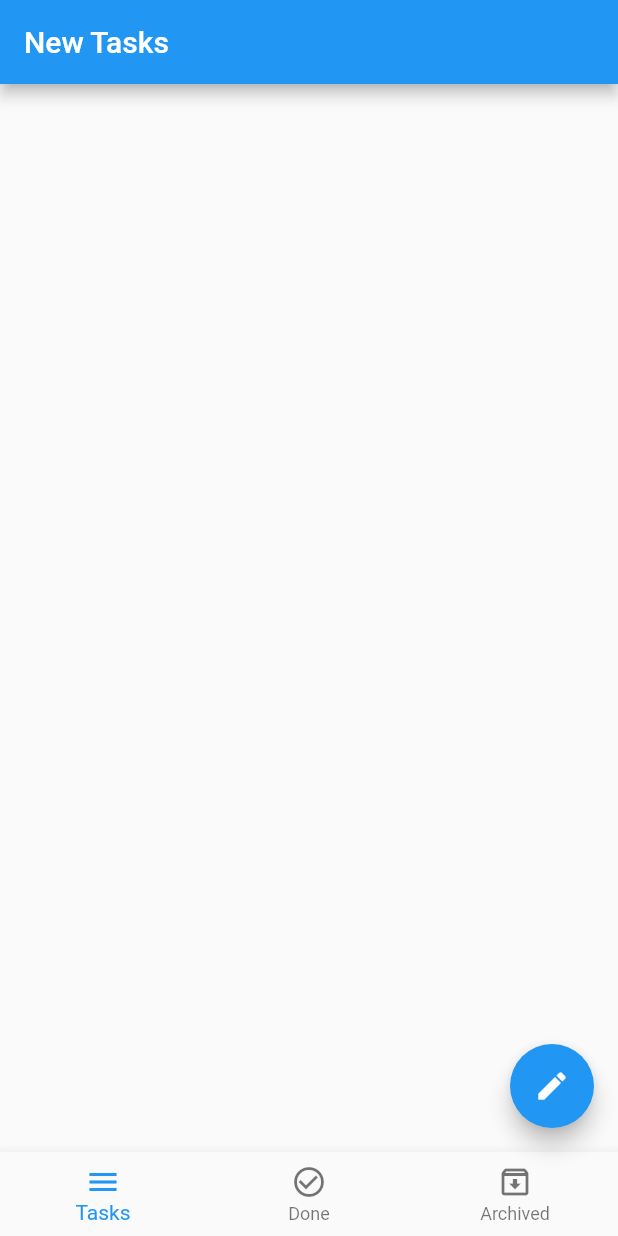
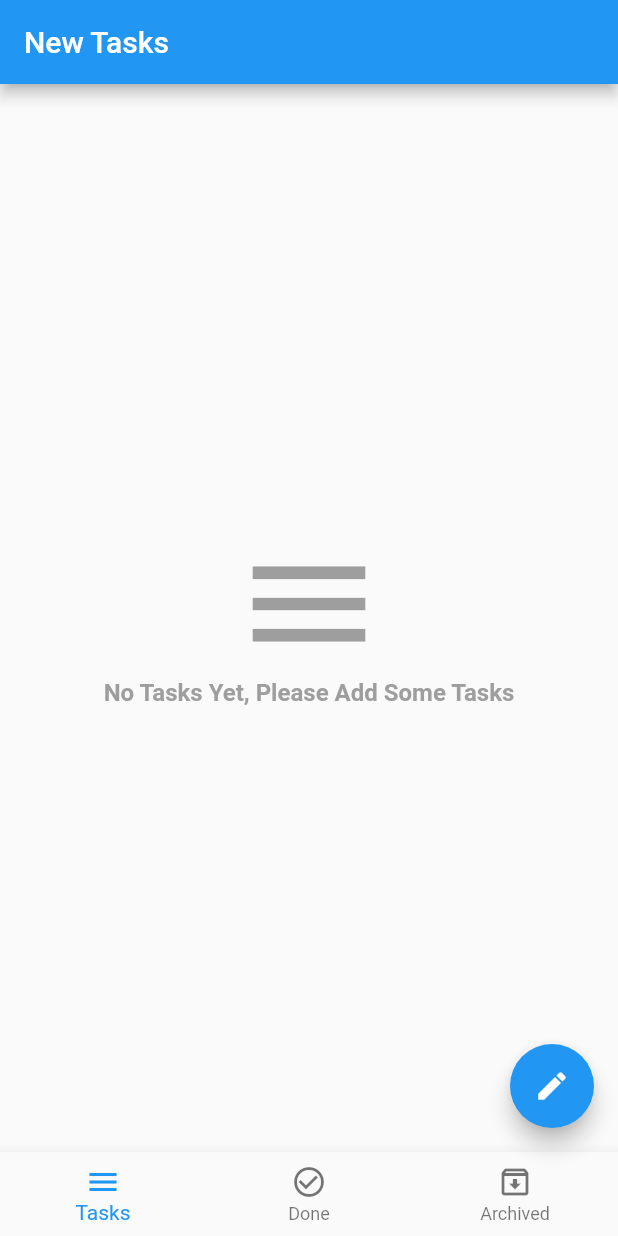
Before and after one commit to MoatazZewin/todo_app, a Flutter app: the screen it shows after launch, on a phone screen of 412 x 824 dp. Run offline on Flutter 3.47's test engine with Material 2 defaults, Android fonts, the phone set to English and light mode, and no system bars; our stand-ins replace bloc, flutter_bloc, sqflite; accounts and stored records are empty.

Commit message:
delete from database and get the new database to show

```diff
--- a/lib/modules/archived_tasks_screen/archived_tasks_screen.dart
+++ b/lib/modules/archived_tasks_screen/archived_tasks_screen.dart
@@ -15,19 +15,9 @@ class ArchivedTasksScreen extends StatelessWidget {
       BlocConsumer<TodoCubit, TodoStates>(
         listener:(BuildContext context, state){} ,
         builder: (BuildContext context, state){
-          return ListView.separated(
-              itemBuilder: (context, index )=> defaultListItem(TodoCubit.get(context).databaseArchivedTasks[index],context),
-              separatorBuilder: (context, index ) => Padding(
-                padding: const EdgeInsetsDirectional.only(
-                  start: 30.0,
-                ),
-                child: Container(
-                  width: double.infinity,
-                  height: 1.0,
-                  color: Colors.grey,
-                ),
-              ),
-              itemCount: TodoCubit.get(context).databaseArchivedTasks.length);
+          var tasks = TodoCubit.get(context).databaseArchivedTasks;
+          return taskBuilder(tasks: tasks);
+
 
         },
 
--- a/lib/modules/new_tasks_screen/new_tasks_screen.dart
+++ b/lib/modules/new_tasks_screen/new_tasks_screen.dart
@@ -16,19 +16,8 @@ class NewTasksScreen extends StatelessWidget {
       BlocConsumer<TodoCubit, TodoStates>(
         listener:(BuildContext context, state){} ,
         builder: (BuildContext context, state){
-          return ListView.separated(
-              itemBuilder: (context, index )=> defaultListItem(TodoCubit.get(context).databaseNewTasks[index],context),
-              separatorBuilder: (context, index ) => Padding(
-                padding: const EdgeInsetsDirectional.only(
-                  start: 30.0,
-                ),
-                child: Container(
-                  width: double.infinity,
-                  height: 1.0,
-                  color: Colors.grey,
-                ),
-              ),
-              itemCount: TodoCubit.get(context).databaseNewTasks.length);
+          var tasks = TodoCubit.get(context).databaseNewTasks;
+          return taskBuilder(tasks: tasks);
 
         },
 
--- a/lib/shared/components/components.dart
+++ b/lib/shared/components/components.dart
@@ -1,3 +1,4 @@
+
 
 import 'package:flutter/cupertino.dart';
 import 'package:flutter/material.dart';
@@ -42,7 +43,12 @@ Widget defaultTextFormField({
 
 Widget defaultListItem(Map task, context)
 {
-  return Padding(
+  return Dismissible(
+    onDismissed: (direction){
+      TodoCubit.get(context).deleteData(id: task["id"]);
+    },
+    key: Key(task["id"].toString()),
+    child: Padding(
       padding: const EdgeInsets.all(20.0),
       child: Row(
         children:
@@ -93,5 +99,41 @@ Widget defaultListItem(Map task, context)
 
         ],
       ),
+    ),
   );
 }
+
+Widget taskBuilder({
+  required List<Map> tasks,
+})=>tasks.length>0?ListView.separated(
+    itemBuilder: (context, index )=> defaultListItem(tasks[index],context),
+    separatorBuilder: (context, index ) => Padding(
+      padding: const EdgeInsetsDirectional.only(
+        start: 30.0,
+      ),
+      child: Container(
+        width: double.infinity,
+        height: 1.0,
+        color: Colors.grey,
+      ),
+    ),
+    itemCount: tasks.length) : Center(
+  child: Column(
+    mainAxisAlignment: MainAxisAlignment.center,
+    children: [
+      Icon(
+        Icons.menu,
+        size: 100.0,
+        color: Colors.grey,
+      ),
+      Text(
+        'No Tasks Yet, Please Add Some Tasks',
+        style: TextStyle(
+          fontSize: 16.0,
+          fontWeight: FontWeight.bold,
+          color: Colors.grey,
+        ),
+      ),
+    ],
+  ),
+);
--- a/lib/shared/cubit/todo_cubit.dart
+++ b/lib/shared/cubit/todo_cubit.dart
@@ -127,4 +127,18 @@ class TodoCubit extends Cubit<TodoStates>{
   }
 
 
+  deleteData({
+    required int id
+  })
+  {
+    dataBase.rawDelete('DELETE FROM tasks WHERE id = ?', [id])
+        .then((value) {
+      emit(TodoDeleteDateBase());
+      getDatabase(dataBase);
+
+    });
+
+  }
+
+
 }
--- a/lib/shared/cubit/todo_states.dart
+++ b/lib/shared/cubit/todo_states.dart
@@ -15,3 +15,5 @@ class TodoGetDatabaseState extends TodoStates{}
 class TodoGetDataBaseLoading extends TodoStates{}
 
 class TodoUpdateDataBase extends TodoStates{}
+
+class TodoDeleteDateBase extends TodoStates{}
--- a/pubspec.yaml
+++ b/pubspec.yaml
@@ -38,6 +38,7 @@ dependencies:
   intl: ^0.17.0
   bloc: ^8.0.3
   flutter_bloc: ^8.0.1
+
 
 dev_dependencies:
   flutter_test:
```
Also changed, not shown: lib/modules/done_tasks_screen/done_tasks_screen.dart (+2 -13 lines). Lines whose indentation alone changed are shown as unchanged.
